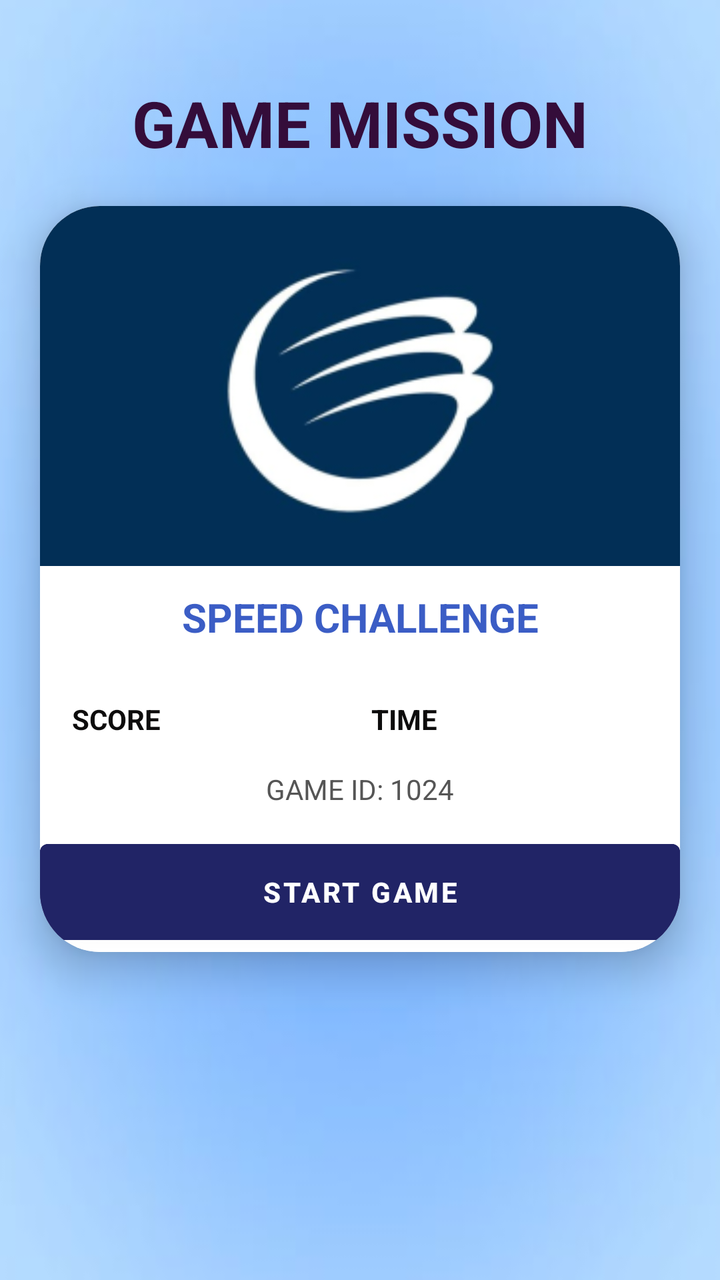
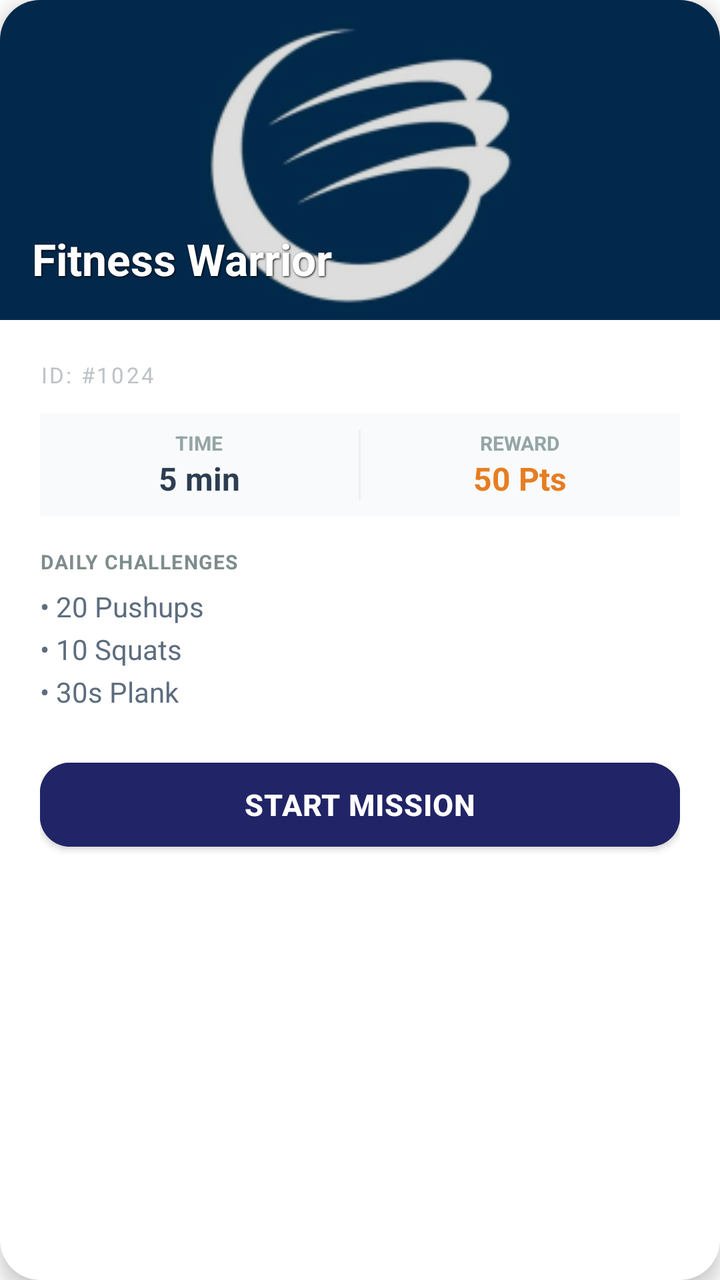

Before-and-after screenshots of an Android layout around one commit, followed by the original layout XML and the change that was made.
<!-- AndroidManifest.xml: application theme Theme.ReemaFinal2 -->
<!-- res/layout/quest_item_layout.xml -->
<?xml version="1.0" encoding="utf-8"?>
<RelativeLayout xmlns:android="http://schemas.android.com/apk/res/android"
    xmlns:app="http://schemas.android.com/apk/res-auto"
    android:layout_width="match_parent"
    android:layout_height="match_parent"
    android:background="@mipmap/bg_sport_gradient2_foreground">

    
    <TextView
        android:id="@+id/TV_titleGame"
        android:layout_width="wrap_content"
        android:layout_height="wrap_content"
        android:layout_centerHorizontal="true"
        android:layout_marginTop="40dp"
        android:text="GAME MISSION"
        android:textColor="#340D3A"
        android:textSize="32sp"
        android:textStyle="bold" />

    
    <androidx.cardview.widget.CardView
        android:id="@+id/mainCard"
        android:layout_width="match_parent"
        android:layout_height="wrap_content"
        android:layout_below="@id/TV_titleGame"
        android:layout_margin="20dp"
        app:cardCornerRadius="30dp"
        app:cardElevation="12dp">

        <LinearLayout
            android:layout_width="match_parent"
            android:layout_height="wrap_content"
            android:background="#FFFFFF"
            android:orientation="vertical">

            
            <ImageView
                android:id="@+id/gameImage"
                android:layout_width="match_parent"
                android:layout_height="180dp"
                android:scaleType="centerCrop"
                android:src="@mipmap/bg_sport_gradient_foreground" />

            
            <TextView
                android:id="@+id/TV_taskType"
                android:layout_width="match_parent"
                android:layout_height="wrap_content"
                android:gravity="center"
                android:padding="12dp"
                android:text="@string/speed_challenge"
                android:textColor="#3B5DC5"
                android:textSize="20sp"
                android:textStyle="bold" />

            
            <LinearLayout
                android:layout_width="match_parent"
                android:layout_height="wrap_content"
                android:orientation="horizontal"
                android:padding="16dp"
                android:weightSum="2">

                <LinearLayout
                    android:layout_width="wrap_content"
                    android:layout_height="wrap_content"
                    android:layout_weight="1"
                    android:orientation="vertical">

                    <TextView
                        android:id="@+id/TV_score"
                        android:layout_width="wrap_content"
                        android:layout_height="wrap_content"
                        android:text="@string/score"
                        android:textColor="#0D0C0C"

                        android:textStyle="bold" />

                </LinearLayout>

                <LinearLayout
                    android:layout_width="wrap_content"
                    android:layout_height="wrap_content"
                    android:layout_weight="1"
                    android:orientation="vertical">

                    <TextView
                        android:id="@+id/TV_time"
                        android:layout_width="wrap_content"
                        android:layout_height="wrap_content"
                        android:text="@string/time2"
                        android:textColor="#0D0C0C"
                        android:textStyle="bold" />

                </LinearLayout>

            </LinearLayout>

            
            <TextView
                android:id="@+id/TV_gameId"
                android:layout_width="match_parent"
                android:layout_height="wrap_content"
                android:gravity="center"
                android:paddingBottom="12dp"
                android:text="@string/game_id_1024"
                android:textColor="#555555" />

            
            <Button
                android:id="@+id/btnStart"
                android:layout_width="match_parent"
                android:layout_height="60dp"
                android:backgroundTint="#212466"
                android:text="@string/start_game"
                android:textColor="#FFFFFF"
                android:textStyle="bold" />

        </LinearLayout>

    </androidx.cardview.widget.CardView>

</RelativeLayout>
<!-- resources referenced by this layout -->
<resources>
  <!-- mipmap bg_sport_gradient2_foreground: webp bitmap (mipmap-hdpi, 9306 bytes) -->
  <!-- mipmap bg_sport_gradient_foreground: webp bitmap (mipmap-hdpi, 4224 bytes) -->
  <string name="game_id_1024">GAME ID: 1024</string>
  <string name="score">SCORE</string>
  <string name="speed_challenge">SPEED CHALLENGE</string>
  <string name="start_game">START GAME</string>
  <string name="time2">TIME</string>
  <style name="Theme.ReemaFinal2" parent="Base.Theme.ReemaFinal2" />
  <style name="Base.Theme.ReemaFinal2" parent="Theme.MaterialComponents.DayNight.NoActionBar">
          
      </style>
</resources>

<!-- the commit's change to res/layout/quest_item_layout.xml (unified diff, before → after) -->
@@ -1,123 +1,164 @@
 <?xml version="1.0" encoding="utf-8"?>
-<RelativeLayout xmlns:android="http://schemas.android.com/apk/res/android"
+<androidx.cardview.widget.CardView xmlns:android="http://schemas.android.com/apk/res/android"
     xmlns:app="http://schemas.android.com/apk/res-auto"
+    android:id="@+id/mainCard"
     android:layout_width="match_parent"
-    android:layout_height="match_parent"
-    android:background="@mipmap/bg_sport_gradient2_foreground">
+    android:layout_height="wrap_content"
+    android:layout_marginHorizontal="16dp"
+    android:layout_marginVertical="8dp"
+    app:cardCornerRadius="20dp"
+    app:cardElevation="6dp">
 
-    
-    <TextView
-        android:id="@+id/TV_titleGame"
-        android:layout_width="wrap_content"
-        android:layout_height="wrap_content"
-        android:layout_centerHorizontal="true"
-        android:layout_marginTop="40dp"
-        android:text="GAME MISSION"
-        android:textColor="#340D3A"
-        android:textSize="32sp"
-        android:textStyle="bold" />
-
-    
-    <androidx.cardview.widget.CardView
-        android:id="@+id/mainCard"
+    <LinearLayout
         android:layout_width="match_parent"
         android:layout_height="wrap_content"
-        android:layout_below="@id/TV_titleGame"
-        android:layout_margin="20dp"
-        app:cardCornerRadius="30dp"
-        app:cardElevation="12dp">
+        android:background="#FFFFFF"
+        android:orientation="vertical">
 
-        <LinearLayout
+        
+        <RelativeLayout
             android:layout_width="match_parent"
-            android:layout_height="wrap_content"
-            android:background="#FFFFFF"
-            android:orientation="vertical">
+            android:layout_height="160dp">
 
-            
             <ImageView
                 android:id="@+id/gameImage"
                 android:layout_width="match_parent"
-                android:layout_height="180dp"
+                android:layout_height="match_parent"
                 android:scaleType="centerCrop"
                 android:src="@mipmap/bg_sport_gradient_foreground" />
 
             
+            <View
+                android:layout_width="match_parent"
+                android:layout_height="match_parent"
+                android:background="#22000000" />
+
             <TextView
                 android:id="@+id/TV_taskType"
-                android:layout_width="match_parent"
+                android:layout_width="wrap_content"
                 android:layout_height="wrap_content"
-                android:gravity="center"
-                android:padding="12dp"
-                android:text="@string/speed_challenge"
-                android:textColor="#3B5DC5"
-                android:textSize="20sp"
+                android:layout_alignParentBottom="true"
+                android:layout_margin="16dp"
+                android:text="Fitness Warrior"
+                android:textColor="#FFFFFF"
+                android:textSize="22sp"
+                android:shadowColor="#000000"
+                android:shadowDx="1"
+                android:shadowDy="1"
+                android:shadowRadius="2"
                 android:textStyle="bold" />
+        </RelativeLayout>
+
+        
+        <LinearLayout
+            android:layout_width="match_parent"
+            android:layout_height="wrap_content"
+            android:orientation="vertical"
+            android:padding="20dp">
+
+            <TextView
+                android:id="@+id/TV_gameId"
+                android:layout_width="wrap_content"
+                android:layout_height="wrap_content"
+                android:text="ID: #1024"
+                android:textColor="#BDC3C7"
+                android:textSize="11sp"
+                android:layout_marginBottom="12dp"
+                android:letterSpacing="0.1"/>
 
             
             <LinearLayout
                 android:layout_width="match_parent"
                 android:layout_height="wrap_content"
                 android:orientation="horizontal"
-                android:padding="16dp"
-                android:weightSum="2">
+                android:weightSum="2"
+                android:layout_marginBottom="16dp"
+                android:paddingVertical="8dp"
+                android:background="#F9FAFB">
 
                 <LinearLayout
-                    android:layout_width="wrap_content"
+                    android:layout_width="0dp"
                     android:layout_height="wrap_content"
                     android:layout_weight="1"
+                    android:gravity="center"
                     android:orientation="vertical">
+                    <TextView
+                        android:layout_width="wrap_content"
+                        android:layout_height="wrap_content"
+                        android:text="TIME"
+                        android:textSize="10sp"
+                        android:textColor="#95A5A6"
+                        android:textStyle="bold"/>
+                    <TextView
+                        android:id="@+id/TV_time"
+                        android:layout_width="wrap_content"
+                        android:layout_height="wrap_content"
+                        android:text="5 min"
+                        android:textStyle="bold"
+                        android:textColor="#2C3E50"
+                        android:textSize="16sp"/>
+                </LinearLayout>
 
+                <View
+                    android:layout_width="1dp"
+                    android:layout_height="match_parent"
+                    android:background="#ECF0F1"/>
+
+                <LinearLayout
+                    android:layout_width="0dp"
+                    android:layout_height="wrap_content"
+                    android:layout_weight="1"
+                    android:gravity="center"
+                    android:orientation="vertical">
+                    <TextView
+                        android:layout_width="wrap_content"
+                        android:layout_height="wrap_content"
+                        android:text="REWARD"
+                        android:textSize="10sp"
+                        android:textColor="#95A5A6"
+                        android:textStyle="bold"/>
                     <TextView
                         android:id="@+id/TV_score"
                         android:layout_width="wrap_content"
                         android:layout_height="wrap_content"
-                        android:text="@string/score"
-                        android:textColor="#0D0C0C"
-
-                        android:textStyle="bold" />
-
+                        android:text="50 Pts"
+                        android:textStyle="bold"
+                        android:textColor="#E67E22"
+                        android:textSize="16sp"/>
                 </LinearLayout>
-
-                <LinearLayout
-                    android:layout_width="wrap_content"
-                    android:layout_height="wrap_content"
-                    android:layout_weight="1"
-                    android:orientation="vertical">
-
-                    <TextView
-                        android:id="@+id/TV_time"
-                        android:layout_width="wrap_content"
-                        android:layout_height="wrap_content"
-                        android:text="@string/time2"
-                        android:textColor="#0D0C0C"
-                        android:textStyle="bold" />
-
-                </LinearLayout>
-
             </LinearLayout>
 
-            
             <TextView
-                android:id="@+id/TV_gameId"
+                android:layout_width="wrap_content"
+                android:layout_height="wrap_content"
+                android:text="DAILY CHALLENGES"
+                android:textSize="10sp"
+                android:textColor="#7F8C8D"
+                android:textStyle="bold"
+                android:layout_marginBottom="6dp"
+                android:letterSpacing="0.05"/>
+
+            <TextView
+                android:id="@+id/TV_challenges_list"
                 android:layout_width="match_parent"
                 android:layout_height="wrap_content"
-                android:gravity="center"
-                android:paddingBottom="12dp"
-                android:text="@string/game_id_1024"
-                android:textColor="#555555" />
+                android:text="• 20 Pushups\n• 10 Squats\n• 30s Plank"
+                android:textColor="#5D6D7E"
+                android:textSize="14sp"
+                android:lineSpacingExtra="5dp"
+                android:layout_marginBottom="20dp"/>
 
-            
-            <Button
+            <com.google.android.material.button.MaterialButton
                 android:id="@+id/btnStart"
                 android:layout_width="match_parent"
-                android:layout_height="60dp"
+                android:layout_height="54dp"
+                android:text="START MISSION"
+                android:textSize="15sp"
+                android:textStyle="bold"
+                app:cornerRadius="15dp"
                 android:backgroundTint="#212466"
-                android:text="@string/start_game"
-                android:textColor="#FFFFFF"
-                android:textStyle="bold" />
+                android:letterSpacing="0.02" />
 
         </LinearLayout>
-
-    </androidx.cardview.widget.CardView>
-
-</RelativeLayout>
+    </LinearLayout>
+</androidx.cardview.widget.CardView>
<!-- resource entries referenced after the edit -->
@@ -1,12 +1,6 @@
 <!-- resources referenced by this layout -->
 <resources>
-  <!-- mipmap bg_sport_gradient2_foreground: webp bitmap (mipmap-hdpi, 9306 bytes) -->
   <!-- mipmap bg_sport_gradient_foreground: webp bitmap (mipmap-hdpi, 4224 bytes) -->
-  <string name="game_id_1024">GAME ID: 1024</string>
-  <string name="score">SCORE</string>
-  <string name="speed_challenge">SPEED CHALLENGE</string>
-  <string name="start_game">START GAME</string>
-  <string name="time2">TIME</string>
   <style name="Theme.ReemaFinal2" parent="Base.Theme.ReemaFinal2" />
   <style name="Base.Theme.ReemaFinal2" parent="Theme.MaterialComponents.DayNight.NoActionBar">
           
